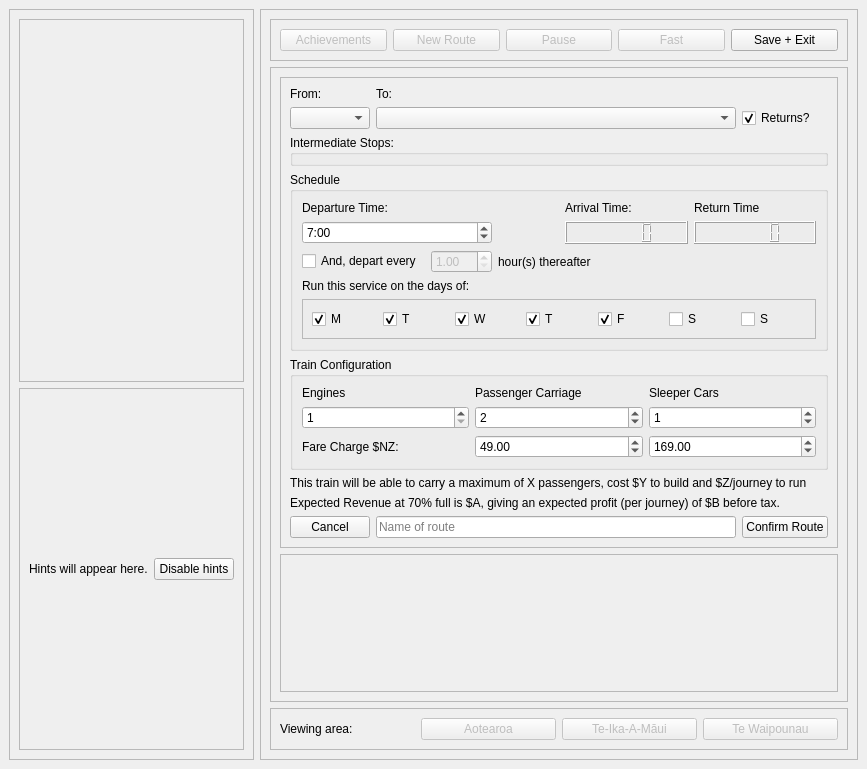
Old version of the form main_window.ui in the repository green0range/timetables.
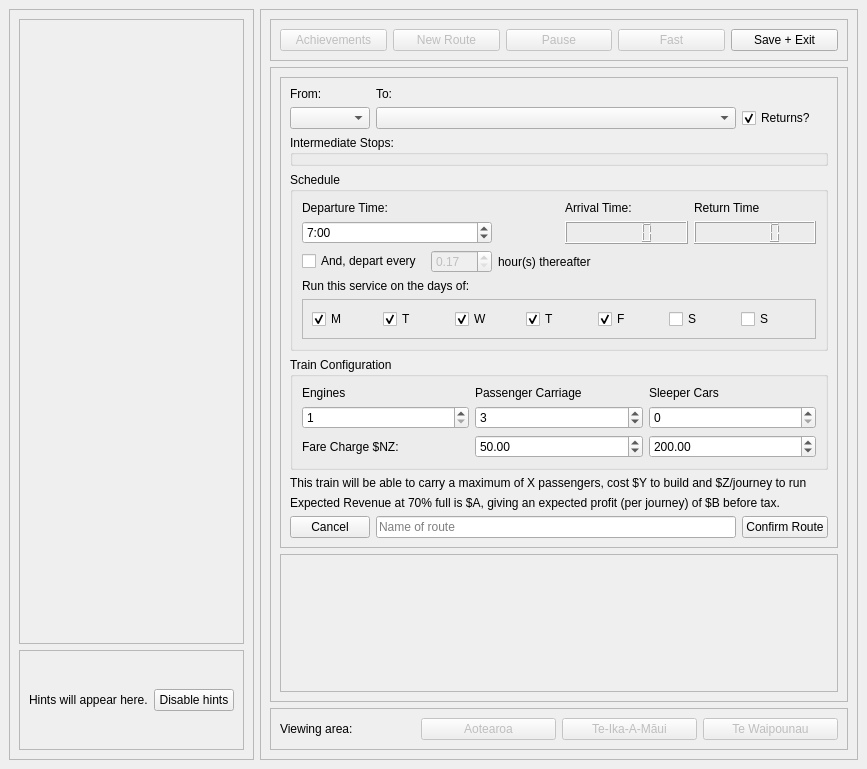
New version of the form.

What changed in the file:
```diff
--- a/main_window.ui
+++ b/main_window.ui
@@ -45,6 +45,12 @@
        </item>
        <item>
         <widget class="QFrame" name="fr_hint">
+         <property name="maximumSize">
+          <size>
+           <width>16777215</width>
+           <height>100</height>
+          </size>
+         </property>
          <property name="frameShape">
           <enum>QFrame::StyledPanel</enum>
          </property>
@@ -207,7 +213,7 @@
                    <number>5</number>
                   </property>
                   <property name="value">
-                   <number>1</number>
+                   <number>0</number>
                   </property>
                  </widget>
                 </item>
@@ -220,7 +226,7 @@
                    <double>1.000000000000000</double>
                   </property>
                   <property name="value">
-                   <double>49.000000000000000</double>
+                   <double>50.000000000000000</double>
                   </property>
                  </widget>
                 </item>
@@ -250,7 +256,7 @@
                    <number>5</number>
                   </property>
                   <property name="value">
-                   <number>2</number>
+                   <number>3</number>
                   </property>
                  </widget>
                 </item>
@@ -260,7 +266,7 @@
                    <double>999.899999999999977</double>
                   </property>
                   <property name="value">
-                   <double>169.000000000000000</double>
+                   <double>200.000000000000000</double>
                   </property>
                  </widget>
                 </item>
@@ -395,7 +401,7 @@
                    <bool>false</bool>
                   </property>
                   <property name="minimum">
-                   <double>1.000000000000000</double>
+                   <double>0.170000000000000</double>
                   </property>
                   <property name="maximum">
                    <double>12.000000000000000</double>
```
